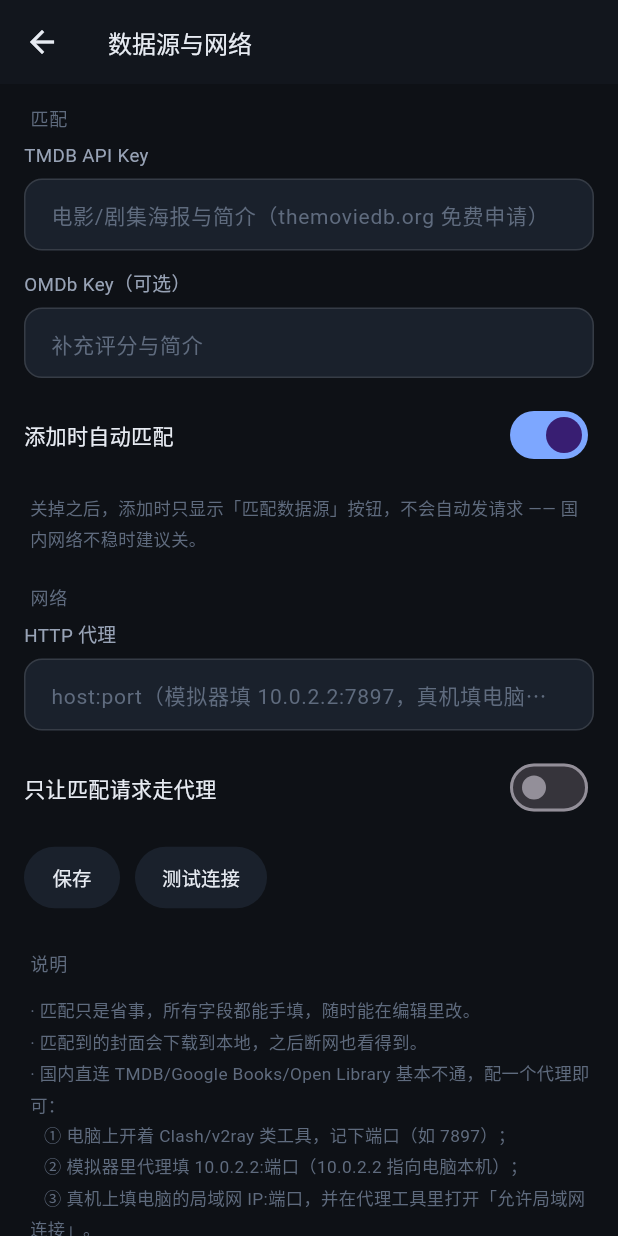
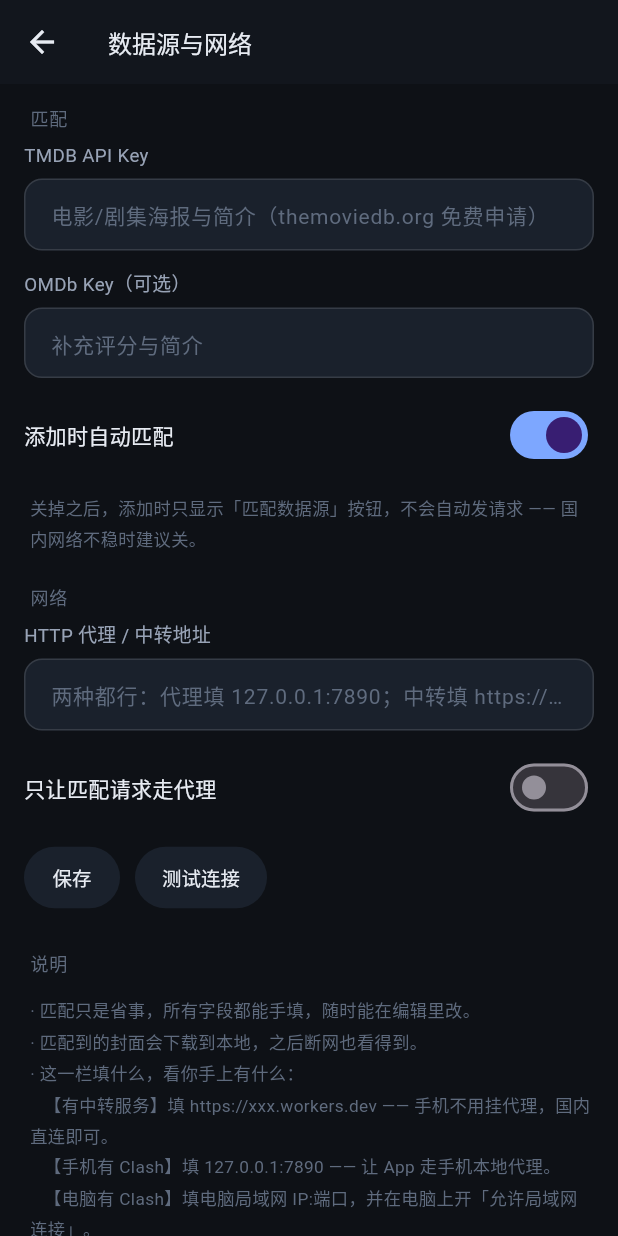
Before and after one commit to yanyuan-cn/shijian, a Flutter app: the SourcesPage screen opened directly, on a phone screen of 412 x 824 dp. Run offline on Flutter 3.47's test engine with Material 3 defaults, Android fonts, the phone set to English and light mode, and no system bars; our stand-ins replace dio, file_picker, image_picker, package_info_plus, shared_preferences, sqflite and 1 more; missing offline and left inert: fast_gbk; accounts and stored records are empty.

Commit message:
v1.0.13: 数据源错误显示真实原因 + 代理栏支持中转地址（Cloudflare Worker）

```diff
--- a/lib/data/settings.dart
+++ b/lib/data/settings.dart
@@ -32,8 +32,9 @@ class Settings {
   static String get omdbKey => _p.getString('omdbKey') ?? '';
   static set omdbKey(String v) => _p.setString('omdbKey', v.trim());
 
-  /// 通用代理前缀。非空时所有数据源请求都走 `<proxy>/?url=<原始地址>`。
-  /// 支持的写法：`https://xxx.workers.dev` 或含 `{url}` 占位的模板。
+  /// 网络出口，两种写法自动识别：
+  ///  · 代理：`host:port`、`http://host:port`、`socks5://host:port`（带端口即代理）
+  ///  · 中转：`https://xxx.workers.dev`（不带端口即中转，请求改写成 `?url=<原始地址>`）
   static String get proxy => _p.getString('proxy') ?? '';
   static set proxy(String v) => _p.setString('proxy', v.trim());
 
--- a/lib/ui/pages/sources_page.dart
+++ b/lib/ui/pages/sources_page.dart
@@ -58,7 +58,8 @@ class _SourcesPageState extends State<SourcesPage> {
           _hint('关掉之后，添加时只显示「匹配数据源」按钮，不会自动发请求 —— 国内网络不稳时建议关。'),
           const SizedBox(height: 22),
           _label('网络'),
-          _field('HTTP 代理', _proxy, 'host:port（模拟器填 10.0.2.2:7897，真机填电脑局域网 IP）'),
+          _field('HTTP 代理 / 中转地址', _proxy,
+              '两种都行：代理填 127.0.0.1:7890；中转填 https://xxx.workers.dev'),
           _switchTile('只让匹配请求走代理', _proxyMetaOnly, (v) {
             setState(() => _proxyMetaOnly = v);
             Settings.proxyOnlyMeta = v;
@@ -84,12 +85,12 @@ class _SourcesPageState extends State<SourcesPage> {
           _label('说明'),
           _hint('· 匹配只是省事，所有字段都能手填，随时能在编辑里改。\n'
               '· 匹配到的封面会下载到本地，之后断网也看得到。\n'
-              '· 国内直连 TMDB/Google Books/Open Library 基本不通，配一个代理即可：\n'
-              '   ① 电脑上开着 Clash/v2ray 类工具，记下端口（如 7897）；\n'
-              '   ② 模拟器里代理填 10.0.2.2:端口（10.0.2.2 指向电脑本机）；\n'
-              '   ③ 真机上填电脑的局域网 IP:端口，并在代理工具里打开「允许局域网连接」。\n'
-              '· 也支持 socks5://host:port 前缀。\n'
-              '· TMDB 需要先在下面填 API Key（themoviedb.org 免费申请）。'),
+              '· 这一栏填什么，看你手上有什么：\n'
+              '   【有中转服务】填 https://xxx.workers.dev —— 手机不用挂代理，国内直连即可。\n'
+              '   【手机有 Clash】填 127.0.0.1:7890 —— 让 App 走手机本地代理。\n'
+              '   【电脑有 Clash】填电脑局域网 IP:端口，并在电脑上开「允许局域网连接」。\n'
+              '· 带端口（:7890 / :7897）按代理处理，不带端口按中转处理；支持 socks5://。\n'
+              '· TMDB 需要先在上面填 API Key（themoviedb.org 免费申请）。'),
         ],
       ),
     );
--- a/pubspec.yaml
+++ b/pubspec.yaml
@@ -16,7 +16,7 @@ publish_to: 'none' # Remove this line if you wish to publish to pub.dev
 # https://developer.apple.com/library/archive/documentation/General/Reference/InfoPlistKeyReference/Articles/CoreFoundationKeys.html
 # In Windows, build-name is used as the major, minor, and patch parts
 # of the product and file versions while build-number is used as the build suffix.
-version: 1.0.12+12
+version: 1.0.13+13
 
 environment:
   sdk: ^3.13.7
```
Also changed, not shown: lib/net/meta.dart (+54 -4 lines).
